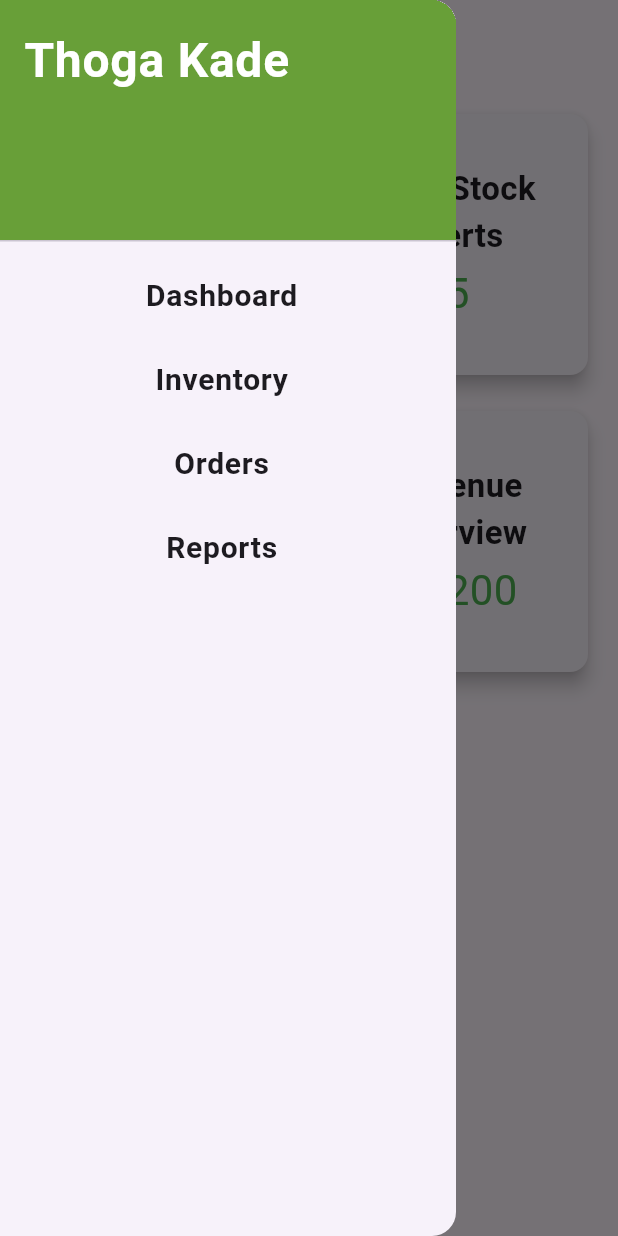
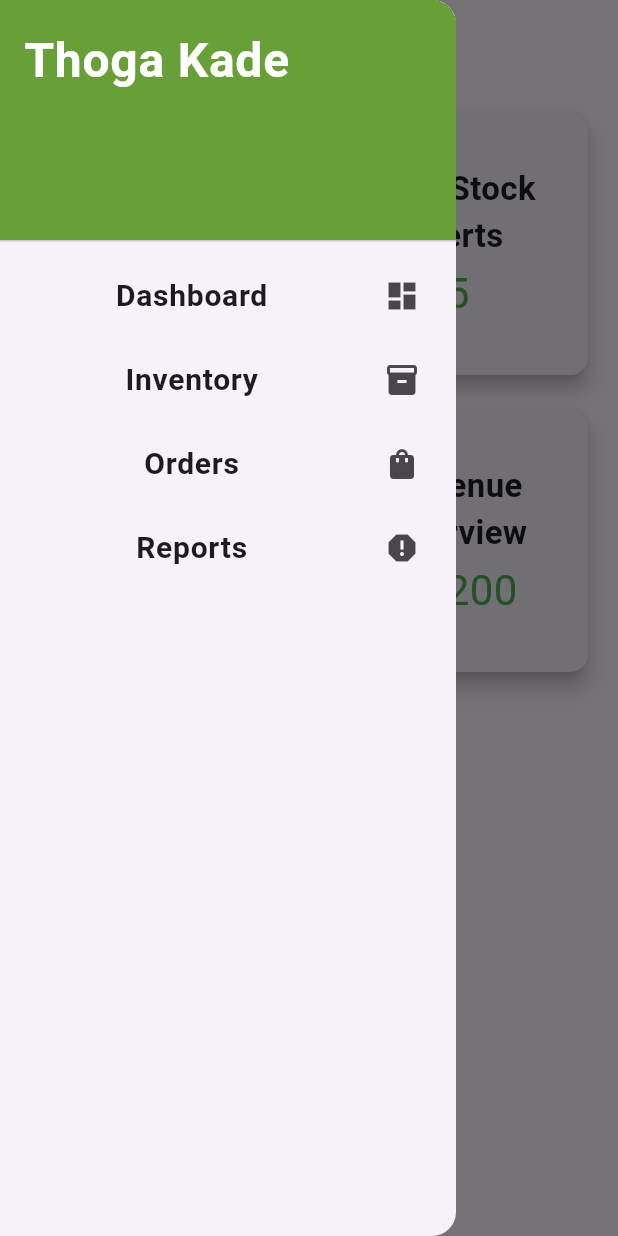
Before and after one commit to SahadRushdi/thogakade_ui, a Flutter app: the screen it shows after launch, with the side drawer open, on a phone screen of 412 x 824 dp. Run offline on Flutter 3.47's test engine with Material 3 defaults, Android fonts, the phone set to English and light mode, and no system bars.

Commit message:
Added Icons near text for Easier Navigation.

```diff
--- a/lib/presentations/screens/dashboard_screen.dart
+++ b/lib/presentations/screens/dashboard_screen.dart
@@ -48,6 +48,7 @@ class DashboardScreen extends StatelessWidget {
                 style: TextStyle(fontSize: 20, fontWeight: FontWeight.bold),
                 textAlign: TextAlign.center,
               ),
+              trailing: Icon(Icons.dashboard),
               onTap: () => Navigator.pushNamed(context, '/'),
             ),
             ListTile(
@@ -56,6 +57,7 @@ class DashboardScreen extends StatelessWidget {
                 style: TextStyle(fontSize: 20, fontWeight: FontWeight.bold),
                 textAlign: TextAlign.center,
               ),
+              trailing: Icon(Icons.inventory),
               onTap: () => Navigator.pushNamed(context, '/inventory'),
             ),
             ListTile(
@@ -64,6 +66,7 @@ class DashboardScreen extends StatelessWidget {
                 style: TextStyle(fontSize: 20, fontWeight: FontWeight.bold),
                 textAlign: TextAlign.center,
               ),
+              trailing: Icon(Icons.shopping_bag),
               onTap: () => Navigator.pushNamed(context, '/orders'),
             ),
             ListTile(
@@ -72,6 +75,7 @@ class DashboardScreen extends StatelessWidget {
                 style: TextStyle(fontSize: 20, fontWeight: FontWeight.bold),
                 textAlign: TextAlign.center,
               ),
+              trailing: Icon(Icons.report),
               onTap: () => Navigator.pushNamed(context, '/reports'),
             ),
           ],
```
